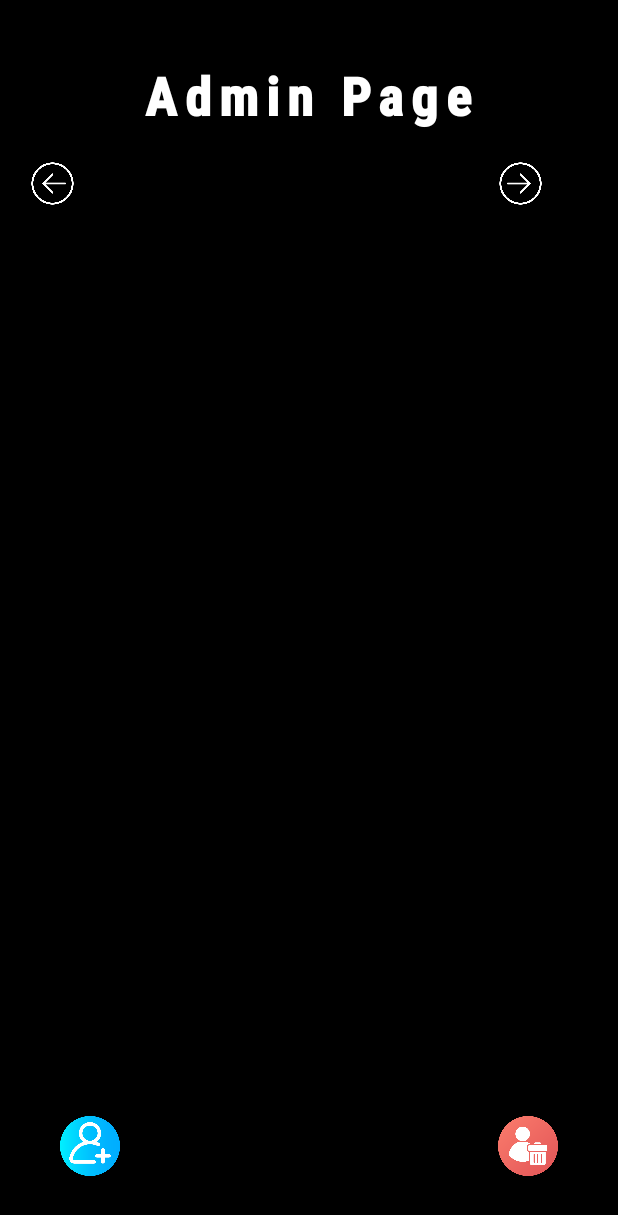
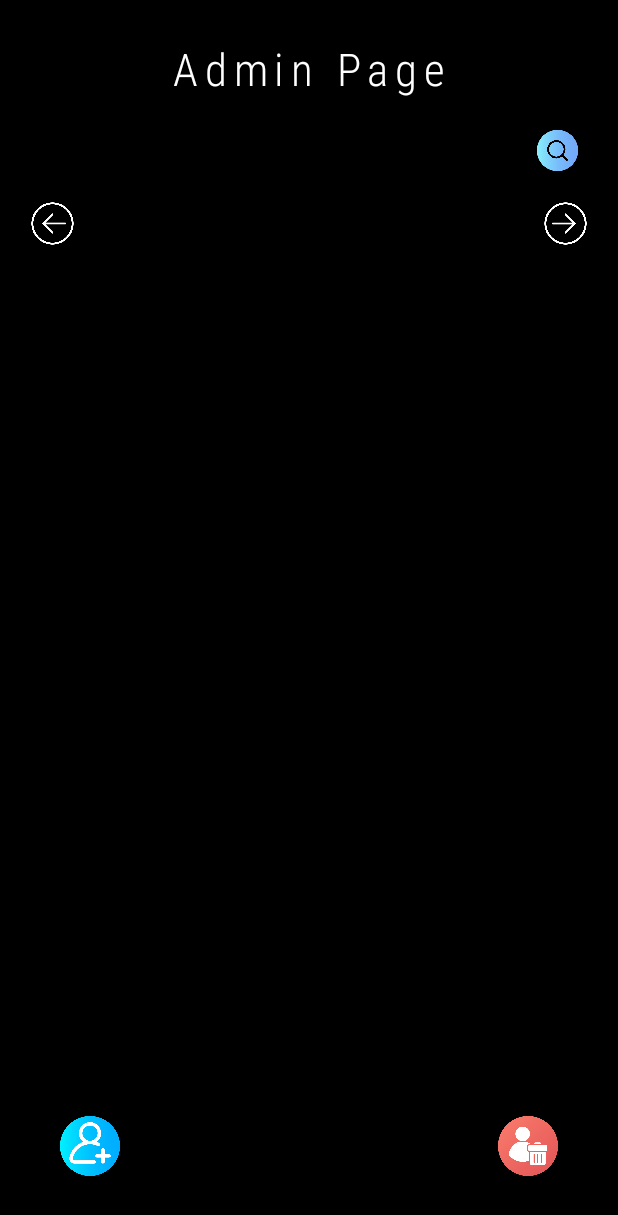
Before and after one commit to sintsh/Crew, an Android app: the layout fragment_admin_home.xml on its own in the app's theme, with its tools: preview values and no code run, on a phone screen of 412 x 824 dp. Shown: the top 1215 px of the screen. Run offline under Robolectric (Android 15) with nearby library versions, the phone set to English and light mode, and no system bars.

Commit message:
search area functionality

```diff
--- a/app/src/main/java/com/example/crew/app/ui/fragments/admin/AdminHomeFragment.kt
+++ b/app/src/main/java/com/example/crew/app/ui/fragments/admin/AdminHomeFragment.kt
@@ -1,10 +1,15 @@
 package com.example.crew.app.ui.fragments.admin
 
+import android.content.Context
 import android.os.Bundle
 import android.util.Log
 import android.view.LayoutInflater
 import android.view.View
 import android.view.ViewGroup
+import android.view.inputmethod.InputMethodManager
+import androidx.core.content.ContextCompat.getSystemService
+import androidx.core.view.WindowCompat
+import androidx.core.view.WindowInsetsCompat
 import androidx.core.view.isVisible
 import androidx.fragment.app.Fragment
 import androidx.fragment.app.viewModels
@@ -42,6 +47,24 @@ class AdminHomeFragment : Fragment(R.layout.fragment_admin_home) {
         savedInstanceState: Bundle?
     ): View {
         _binding = FragmentAdminHomeBinding.inflate(inflater, container, false)
+
+
+        binding.searchBtn.setOnClickListener {
+            binding.searching.visibility = if(!(binding.searching.isVisible)){
+                activity?.let {
+                    WindowCompat.getInsetsController(it.window, binding.searching).show(WindowInsetsCompat.Type.ime())
+                }
+                binding.searching.requestFocus()
+
+                View.VISIBLE
+            } else{
+                hideKeyboard(binding.searching)
+                View.INVISIBLE
+            }
+
+
+
+        }
 
         adminArgs.employeeFromDialog?.let { employeeDE ->
             when(adminArgs.actionType){
@@ -111,13 +134,13 @@ class AdminHomeFragment : Fragment(R.layout.fragment_admin_home) {
 
                 launch {
                     viewModel.hasNextPage.collectLatest { hasNext ->
-                        binding.next.isVisible = hasNext
+                        binding.next.visibility = if(hasNext) View.VISIBLE else View.INVISIBLE
                     }
                 }
 
                 launch {
                     viewModel.hasPreviousPage.collectLatest { hasPrevious ->
-                        binding.back.isVisible = hasPrevious
+                        binding.back.visibility = if(hasPrevious) View.VISIBLE else View.INVISIBLE
                     }
                 }
             }
@@ -157,8 +180,15 @@ class AdminHomeFragment : Fragment(R.layout.fragment_admin_home) {
         }
     }
 
+
     override fun onDestroyView() {
         super.onDestroyView()
         _binding = null
     }
+
+
+    private fun hideKeyboard(view: View) {
+        val imm = activity?.getSystemService(Context.INPUT_METHOD_SERVICE) as? InputMethodManager
+        imm?.hideSoftInputFromWindow(view.windowToken, 0)
+    }
 }
--- a/app/src/main/res/layout/fragment_admin_home.xml
+++ b/app/src/main/res/layout/fragment_admin_home.xml
@@ -4,17 +4,16 @@
     android:layout_width="match_parent"
     android:layout_height="match_parent"
     xmlns:app="http://schemas.android.com/apk/res-auto"
-    tools:context=".ui.fragments.admin.AdminHomeFragment"
+    tools:context=".app.ui.fragments.admin.AdminHomeFragment"
     android:background="@color/material_dynamic_neutral0"
     android:padding="20dp"
     >
-
     <LinearLayout
         android:id="@+id/title"
         android:layout_width="match_parent"
         android:layout_height="wrap_content"
         app:layout_constraintTop_toTopOf="parent"
-        android:padding="20dp"
+        android:padding="5dp"
         android:gravity="center"
         >
         <TextView
@@ -22,21 +21,62 @@
             android:layout_height="wrap_content"
             android:text="Admin Page"
             android:fontFamily="sans-serif-condensed"
-            android:textSize="35sp"
+            android:textSize="30sp"
             android:textStyle="bold"
             android:textColor="@color/white"
-            android:textFontWeight="900"
+            android:textFontWeight="200"
             android:letterSpacing="0.15"
             />
     </LinearLayout>
+
+
+    <LinearLayout
+        android:id="@+id/search_area"
+        android:layout_width="match_parent"
+        android:layout_height="wrap_content"
+        app:layout_constraintTop_toBottomOf="@id/title"
+        app:layout_constraintBottom_toTopOf="@id/move_icons"
+        android:animateLayoutChanges="true"
+        >
+        <com.google.android.material.textfield.TextInputEditText
+            android:id="@+id/searching"
+            android:layout_width="match_parent"
+            android:layout_height="wrap_content"
+            app:layout_constraintTop_toBottomOf="@id/title"
+            app:layout_constraintBottom_toTopOf="@id/move_icons"
+            android:padding="15dp"
+            android:visibility="invisible"
+            android:textSize="12sp"
+            android:layout_marginBottom="5dp"
+            android:pointerIcon="handwriting"
+            android:textColor="@color/white"
+            android:background="@drawable/rounded_corner"
+            />
+    </LinearLayout>
+
+    <ImageView
+        android:id="@+id/search_btn"
+        android:layout_width="30dp"
+        android:layout_height="30dp"
+        app:layout_constraintStart_toStartOf="parent"
+        app:layout_constraintEnd_toEndOf="parent"
+        app:layout_constraintTop_toBottomOf="@id/title"
+        app:layout_constraintBottom_toTopOf="@id/move_icons"
+        android:src="@drawable/search"
+        android:visibility="visible"
+        android:layout_marginEnd="5dp"
+        android:layout_marginBottom="5dp"
+        app:layout_constraintHorizontal_bias="1"
+        />
+
     <RelativeLayout
         android:id="@+id/move_icons"
         android:layout_width="0dp"
         android:layout_height="wrap_content"
-        app:layout_constraintTop_toBottomOf="@id/title"
         app:layout_constraintStart_toStartOf="parent"
-        app:layout_constraintEnd_toStartOf="@id/spinner"
+        android:layout_marginTop="10dp"
         app:layout_constraintBottom_toTopOf="@id/recycler"
+        app:layout_constraintTop_toBottomOf="@id/search_area"
         >
         <ImageView
             android:id="@+id/back"
@@ -64,14 +104,14 @@
             android:layout_alignParentEnd="true"
             />
     </RelativeLayout>
-    <Spinner
-        android:id="@+id/spinner"
-        android:layout_width="30dp"
-        android:layout_height="30dp"
-        app:layout_constraintEnd_toEndOf="parent"
-        app:layout_constraintTop_toTopOf="@id/move_icons"
-        app:layout_constraintBottom_toBottomOf="@id/move_icons"
-        />
+<!--    <Spinner-->
+<!--        android:id="@+id/spinner"-->
+<!--        android:layout_width="30dp"-->
+<!--        android:layout_height="30dp"-->
+<!--        app:layout_constraintEnd_toEndOf="parent"-->
+<!--        app:layout_constraintTop_toTopOf="@id/move_icons"-->
+<!--        app:layout_constraintBottom_toBottomOf="@id/move_icons"-->
+<!--        />-->
     <androidx.recyclerview.widget.RecyclerView
         android:id="@+id/recycler"
         android:layout_width="match_parent"
```
Also changed, not shown: app/src/main/res/drawable/search.png (added).
